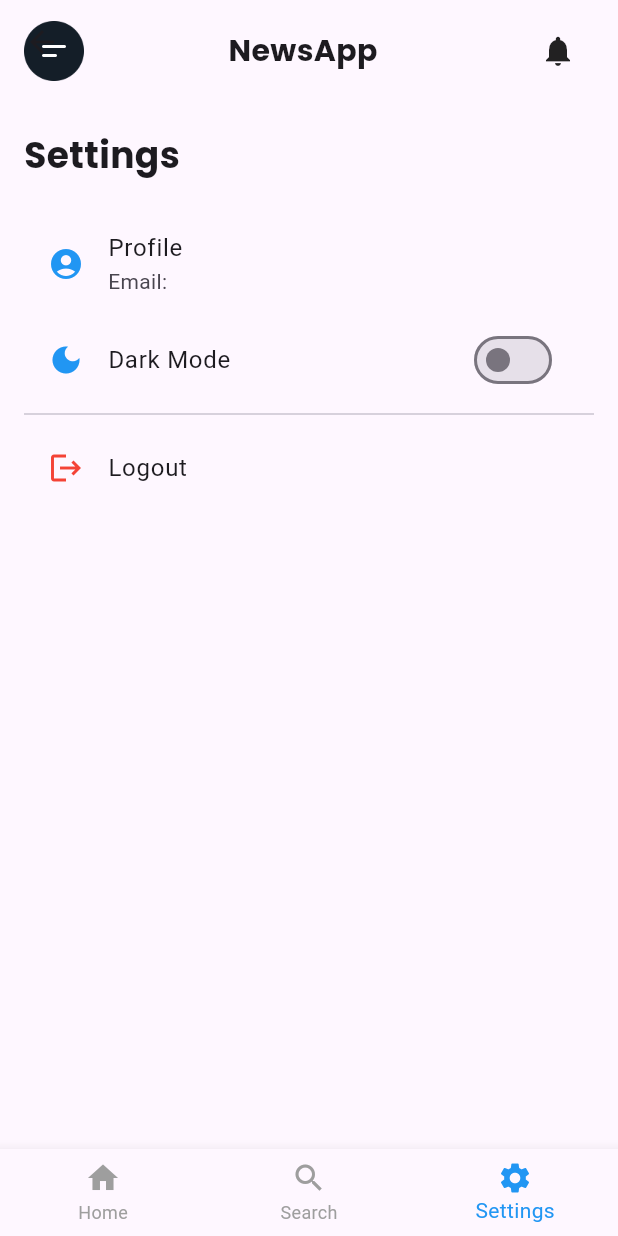
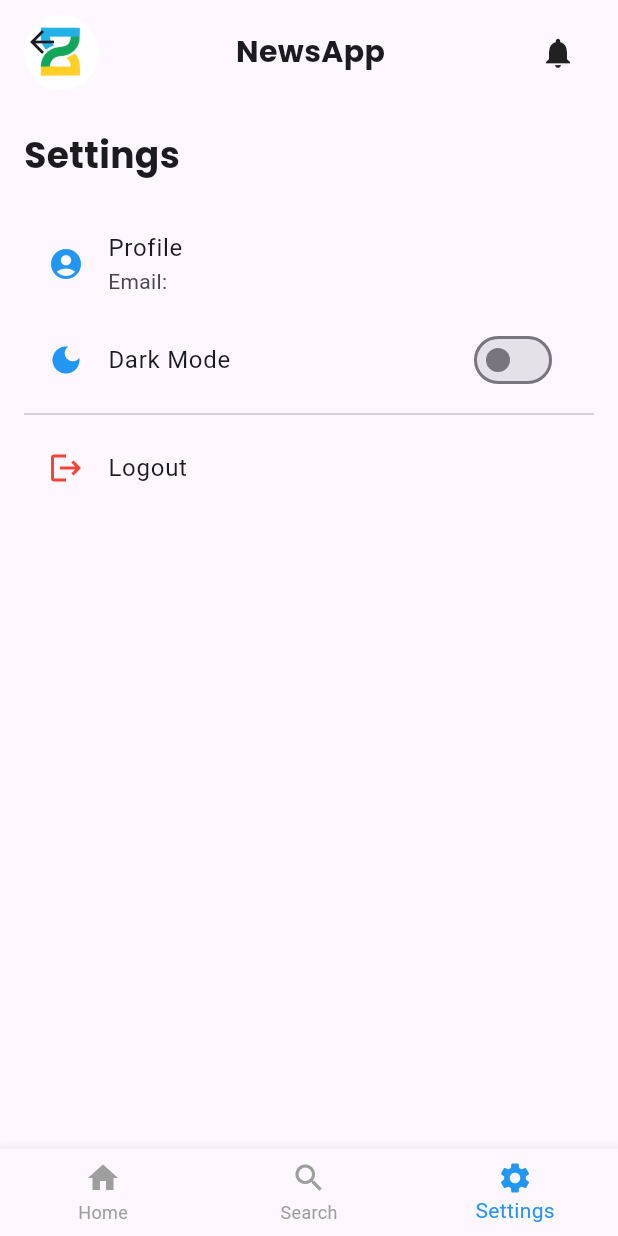
Before and after one commit to Etpaxtysus/FP-Flutter, a Flutter app: the MainPage screen opened by its route, item 3 of the bottom bar chosen, on a phone screen of 412 x 824 dp. Run offline on Flutter 3.47's test engine with Material 3 defaults, Android fonts, the phone set to English and light mode, and no system bars; our stand-ins replace firebase_auth, firebase_core, get, google_fonts; accounts and stored records are empty; network calls fail.

```diff
--- a/lib/pages/app/main_page.dart
+++ b/lib/pages/app/main_page.dart
@@ -35,7 +35,6 @@ class _MainPageState extends State<MainPage> {
 
   @override
   Widget build(BuildContext context) {
-
     final appBarColor = Theme.of(context).appBarTheme.backgroundColor;
     final textColor =
         Theme.of(context).textTheme.titleLarge?.color ?? Colors.black;
@@ -54,11 +53,13 @@ class _MainPageState extends State<MainPage> {
                 mainAxisAlignment: MainAxisAlignment.spaceBetween,
                 children: [
                   SizedBox(
-                    height: 40,
-                    width: 40,
-                    child: Image.asset(
-                      'assets/icons/menu_icon.png',
-                      fit: BoxFit.cover,
+                    height: 50,
+                    width: 50,
+                    child: ClipOval(
+                      child: Image.asset(
+                        'assets/icons/logo.png',
+                        fit: BoxFit.cover,
+                      ),
                     ),
                   ),
                   Text(
@@ -66,8 +67,7 @@ class _MainPageState extends State<MainPage> {
                     style: GoogleFonts.poppins(
                       fontSize: 20,
                       fontWeight: FontWeight.bold,
-                      color:
-                          textColor,
+                      color: textColor,
                     ),
                   ),
                   IconButton(
@@ -75,8 +75,7 @@ class _MainPageState extends State<MainPage> {
                       isNotificationRead
                           ? Icons.notifications_off
                           : Icons.notifications,
-                      color:
-                          iconColor,
+                      color: iconColor,
                     ),
                     onPressed: toggleNotification,
                   ),
```
Also changed, not shown: 2 other files.
